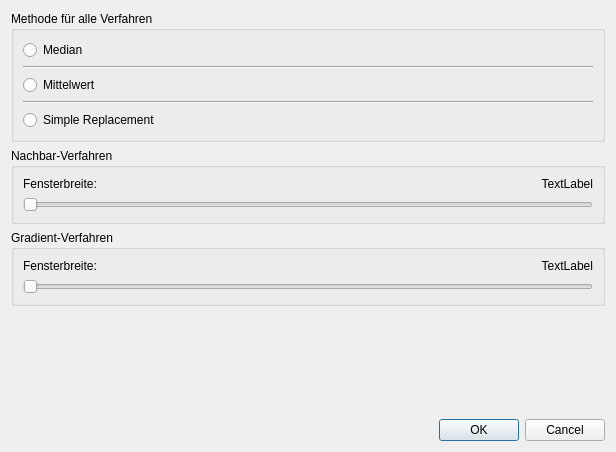
This is main/resources/base/einstellungenKorrigieren.ui in TrandyAndy/Bad-Pixel as Qt 5 draws it before an edit. The edited form follows.
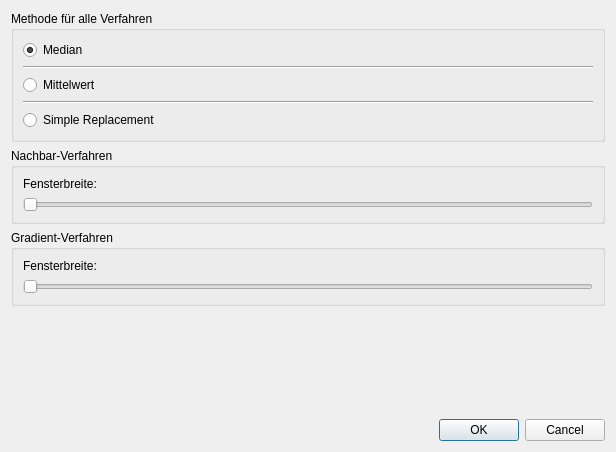
This is the edited form.

Commit message: Ein Slider implementiert

```diff
--- a/main/resources/base/einstellungenKorrigieren.ui
+++ b/main/resources/base/einstellungenKorrigieren.ui
@@ -25,6 +25,9 @@
         <property name="text">
          <string>Median</string>
         </property>
+        <property name="checked">
+         <bool>true</bool>
+        </property>
        </widget>
       </item>
       <item>
@@ -76,7 +79,7 @@
         <item>
          <widget class="QLabel" name="label_2">
           <property name="text">
-           <string>TextLabel</string>
+           <string> </string>
           </property>
           <property name="alignment">
            <set>Qt::AlignRight|Qt::AlignTrailing|Qt::AlignVCenter</set>
@@ -116,7 +119,7 @@
         <item>
          <widget class="QLabel" name="label_4">
           <property name="text">
-           <string>TextLabel</string>
+           <string> </string>
           </property>
           <property name="alignment">
            <set>Qt::AlignRight|Qt::AlignTrailing|Qt::AlignVCenter</set>
```
Left out of the diff: 34 changed lines with no effect on the pictures. The commit also changes 2 other files.
